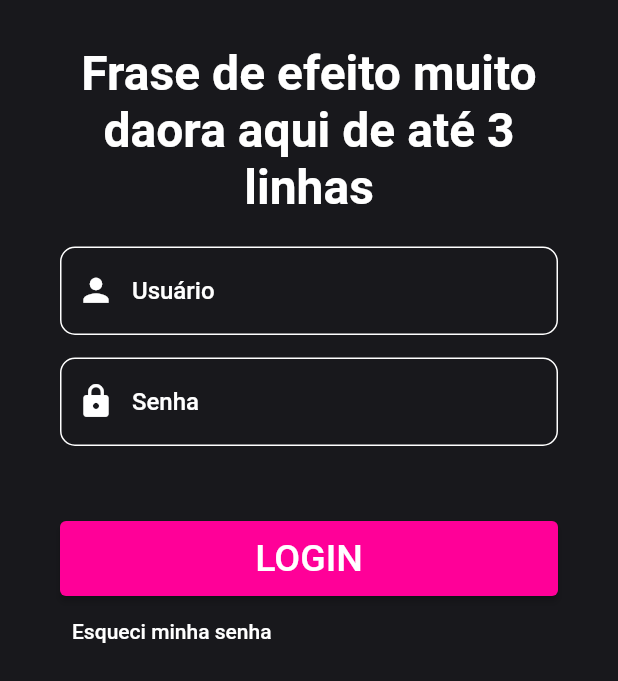
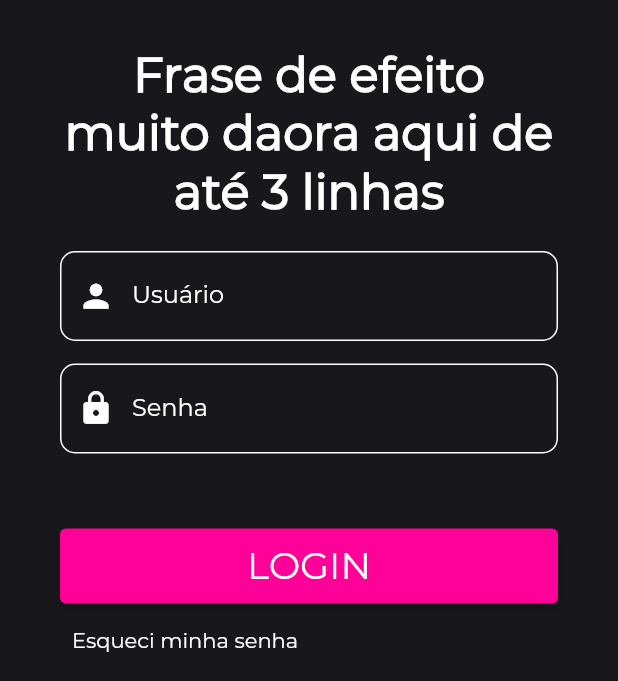
Before and after one commit to Eduardogthom/wp-arena-jam, a Flutter app: the screen it shows after launch, on a phone screen of 412 x 824 dp, the part 555-1236 px from its top. Run offline on Flutter 3.47's test engine with Material 2 defaults, Android fonts, the phone set to English and light mode, and no system bars.

Commit message:
update font

```diff
--- a/lib/screens/login_screen.dart
+++ b/lib/screens/login_screen.dart
@@ -42,12 +42,13 @@ class _LoginScreenState extends State<LoginScreen> {
                               style: TextStyle(
                                   fontSize: 32.0,
                                   fontWeight: FontWeight.w600,
-                                  color: kWhite)),
+                                  color: kWhite,
+                                  fontFamily: 'Montserrat',)),
                         ),
                         SizedBox(height: 20.0),
                         Container(
                           child: TextFormField(
-                            style: TextStyle(color: kWhite),
+                            style: TextStyle(color: kWhite, fontFamily: 'Montserrat',),
                             decoration: InputDecoration(
                               focusedBorder: OutlineInputBorder(
                                 borderSide:
@@ -76,7 +77,8 @@ class _LoginScreenState extends State<LoginScreen> {
                               hintStyle: TextStyle(
                                   color: kWhite,
                                   fontSize: 16.0,
-                                  fontWeight: FontWeight.w500),
+                                  fontWeight: FontWeight.w500,
+                                  fontFamily: 'Montserrat',),
                             ),
                             validator: (value) {
                               print(value);
@@ -93,7 +95,7 @@ class _LoginScreenState extends State<LoginScreen> {
                         ),
                         Container(
                           child: TextFormField(
-                            style: TextStyle(color: kWhite),
+                            style: TextStyle(color: kWhite, fontFamily: 'Montserrat',),
                             decoration: InputDecoration(
                               focusedBorder: OutlineInputBorder(
                                 borderSide:
@@ -118,7 +120,8 @@ class _LoginScreenState extends State<LoginScreen> {
                               hintStyle: TextStyle(
                                   color: kWhite,
                                   fontSize: 16.0,
-                                  fontWeight: FontWeight.w500),
+                                  fontWeight: FontWeight.w500,
+                                  fontFamily: 'Montserrat',),
                               errorBorder: OutlineInputBorder(
                                 borderSide:
                                     BorderSide(color: kCrimson, width: 1.0),
@@ -152,7 +155,8 @@ class _LoginScreenState extends State<LoginScreen> {
                             child: Text(
                               "LOGIN",
                               style: TextStyle(
-                                  fontSize: 25.0, fontWeight: FontWeight.w500),
+                                  fontSize: 25.0, fontWeight: FontWeight.w500,
+                                  fontFamily: 'Montserrat',),
                             ),
                             style: ButtonStyle(
                               backgroundColor:
@@ -180,7 +184,8 @@ class _LoginScreenState extends State<LoginScreen> {
                     child: TextButton(
                       child: Text(
                         "Esqueci minha senha",
-                        style: TextStyle(color: kWhite),
+                        style: TextStyle(color: kWhite,
+                        fontFamily: 'Montserrat',),
                       ),
                       onPressed: () => {},
                     ),
@@ -188,14 +193,16 @@ class _LoginScreenState extends State<LoginScreen> {
                   Row(
                     children: [
                       Text("Não possui conta?",
-                          style: TextStyle(color: kWhite)),
+                          style: TextStyle(color: kWhite,
+                          fontFamily: 'Montserrat',)),
                       SizedBox(
                         width: 7.0,
                       ),
                       TextButton(
                         child: Text("Cadastre-se aqui",
                             style: TextStyle(
-                                color: kWhite, fontWeight: FontWeight.bold)),
+                                color: kWhite, fontWeight: FontWeight.bold,
+                                fontFamily: 'Montserrat',)),
                         onPressed: () => {},
                       )
                     ],
```
